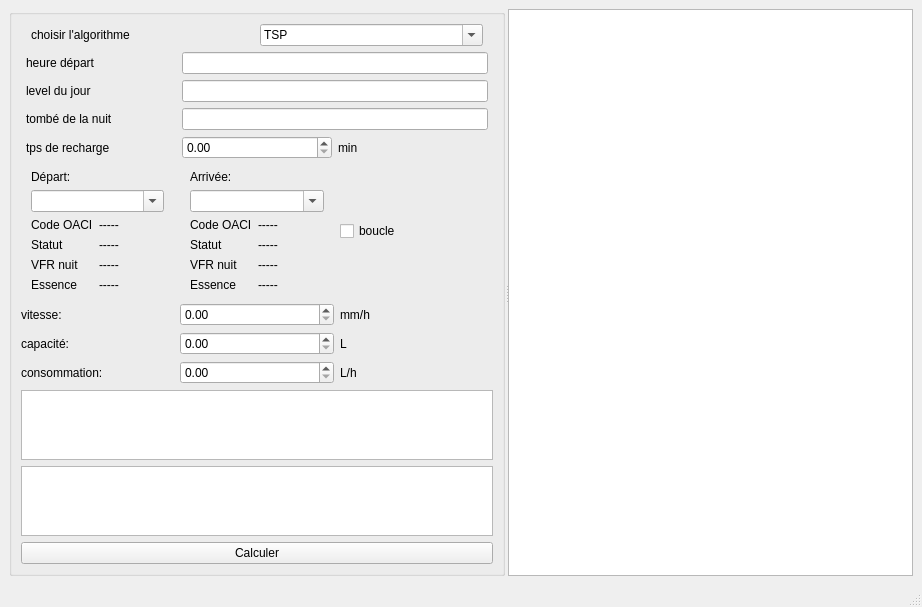
Akahara/FlightPath, file Interface_Graphique/mainwindow.ui: the form before one commit.
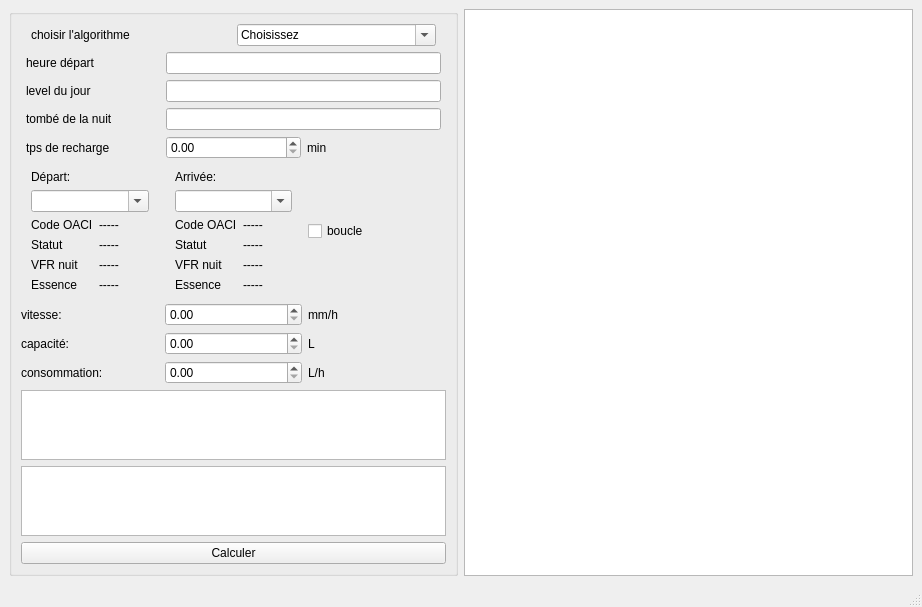
The form after the commit.

What changed in the file:
```diff
--- a/Interface_Graphique/mainwindow.ui
+++ b/Interface_Graphique/mainwindow.ui
@@ -72,6 +72,11 @@
             <property name="currentText">
              <string>Choisissez</string>
             </property>
+            <item>
+             <property name="text">
+              <string>Choisissez</string>
+             </property>
+            </item>
             <item>
              <property name="text">
               <string notr="true">TSP</string>
@@ -132,7 +137,11 @@
            </widget>
           </item>
           <item row="3" column="1">
-           <widget class="QDoubleSpinBox" name="doubleSpinBox_recharge"/>
+           <widget class="QDoubleSpinBox" name="doubleSpinBox_recharge">
+            <property name="maximum">
+             <double>9999999.990000000223517</double>
+            </property>
+           </widget>
           </item>
           <item row="3" column="2">
            <widget class="QLabel" name="label_15">
@@ -345,7 +354,11 @@
            </widget>
           </item>
           <item row="0" column="1">
-           <widget class="QDoubleSpinBox" name="doubleSpinBox_vitesse"/>
+           <widget class="QDoubleSpinBox" name="doubleSpinBox_vitesse">
+            <property name="maximum">
+             <double>9999999.990000000223517</double>
+            </property>
+           </widget>
           </item>
           <item row="0" column="2">
            <widget class="QLabel" name="label">
@@ -368,7 +381,11 @@
            </widget>
           </item>
           <item row="1" column="1">
-           <widget class="QDoubleSpinBox" name="doubleSpinBox_capacite"/>
+           <widget class="QDoubleSpinBox" name="doubleSpinBox_capacite">
+            <property name="maximum">
+             <double>9999999.990000000223517</double>
+            </property>
+           </widget>
           </item>
           <item row="1" column="2">
            <widget class="QLabel" name="label_9">
@@ -391,7 +408,11 @@
            </widget>
           </item>
           <item row="2" column="1">
-           <widget class="QDoubleSpinBox" name="doubleSpinBox_consommation"/>
+           <widget class="QDoubleSpinBox" name="doubleSpinBox_consommation">
+            <property name="maximum">
+             <double>9999999.990000000223517</double>
+            </property>
+           </widget>
           </item>
           <item row="2" column="2">
            <widget class="QLabel" name="label_10">
@@ -423,19 +444,11 @@
         </item>
        </layout>
       </widget>
-      <widget class="QGraphicsView" name="graphicsView">
-       <property name="sizePolicy">
-        <sizepolicy hsizetype="Expanding" vsizetype="Expanding">
-         <horstretch>0</horstretch>
-         <verstretch>0</verstretch>
-        </sizepolicy>
-       </property>
-       <property name="layoutDirection">
-        <enum>Qt::LeftToRight</enum>
-       </property>
-      </widget>
      </widget>
     </item>
+    <item>
+     <widget class="QListWidget" name="listWidget_1"/>
+    </item>
    </layout>
   </widget>
   <widget class="QMenuBar" name="menubar">
```
Left out of the diff: 2 changed lines with no effect on the pictures.
